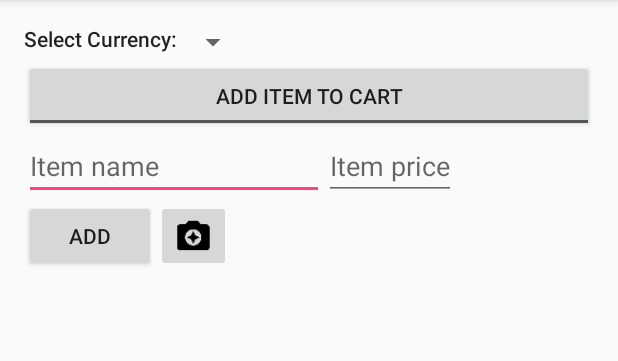
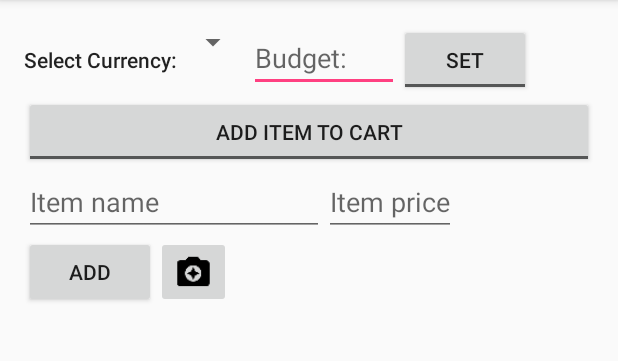
Before and after one commit to chenshuiluke/budget-master, an Android app: the screen it shows after launch (MainActivity), on a phone screen of 412 x 824 dp, the part 84-445 px from its top. Run offline under Robolectric (Android 15) with nearby library versions, the phone set to English and light mode, and no system bars; libraries missing offline, so code that uses them is left out: com.activeandroid, com.activeandroid.query, com.github.aakira.expandablelayout, com.gun0912.tedpermission, com.ritaja.xchangerate and 1 more; plain views replace ExpandableRelativeLayout; 6 statements that could not run were skipped.

Commit message:
A toast message is displayed once the total cost exceeds the budget.

```diff
--- a/app/src/main/java/com/lukechenshui/budgetmaster/MainActivity.java
+++ b/app/src/main/java/com/lukechenshui/budgetmaster/MainActivity.java
@@ -44,7 +44,10 @@ public class MainActivity extends AppCompatActivity {
     private RecyclerView itemRecyclerView;
     private LinearLayoutManager layoutManager;
     private ImageButton newItemImageButton;
+    private EditText budgetText;
     private Uri pictureUri;
+    private ToggleButton toggleBudgetSet;
+    private BigDecimal budgetNum;
     @Override
     protected void onCreate(Bundle savedInstanceState) {
         super.onCreate(savedInstanceState);
@@ -57,19 +60,80 @@ public class MainActivity extends AppCompatActivity {
         newItemPrice = (EditText) findViewById(R.id.itemPrice);
         newItemImageButton = (ImageButton) findViewById(R.id.itemImageButton);
         itemRecyclerView = (RecyclerView) findViewById(R.id.itemRecyclerView);
+        budgetText = (EditText) findViewById(R.id.budgetText);
+        toggleBudgetSet = (ToggleButton) findViewById(R.id.toggleButton);
         layoutManager = new LinearLayoutManager(this);
         itemRecyclerView.setLayoutManager(layoutManager);
+        getBudgetFromSettings();
         setSpinnerSelectionItems(getSelectedCurrency());
         setSpinnerOnItemSelected();
         setToggleButtonOnToggle();
+        setBudgetToggleOnToggle();
         expandableLayout.setClosePosition(0);
         expandableLayout.collapse();
 
         populateItemRecyclerView();
     }
 
+    private void getBudgetFromSettings() {
+        SharedPreferences settings = getSharedPreferences(getString(R.string.shared_preferences_name), 0);
+        String budget = settings.getString("budget", "");
+        if (budget.length() > 0) {
+            toggleBudgetSet.setChecked(true);
+            budgetText.setFocusable(false);
+            budgetText.setText(budget);
+            budgetNum = new BigDecimal(budget);
+        }
+    }
+
+    private void setBudgetText() {
+        String budget = budgetText.getText().toString();
+        if (budget.length() > 0) {
+            SharedPreferences settings = getSharedPreferences(getString(R.string.shared_preferences_name), 0);
+            SharedPreferences.Editor editor = settings.edit();
+            editor.putString("budget", budget);
+            Log.i("Budget", "Changed budget to " + budget);
+            editor.commit();
+            budgetText.setFocusable(false);
+            budgetNum = new BigDecimal(budget);
+            compareTotalCostToBudget();
+        } else {
+            makeToast("Please enter a budget and try again.");
+            toggleBudgetSet.setChecked(false);
+        }
+    }
+
+    private void setBudgetToggleOnToggle() {
+        toggleBudgetSet.setOnCheckedChangeListener(new CompoundButton.OnCheckedChangeListener() {
+            public void onCheckedChanged(CompoundButton buttonView, boolean isChecked) {
+                if (isChecked) {
+                    setBudgetText();
+                    Log.d("Budget", "Setting budget text to unfocusable");
+                } else {
+                    budgetText.setFocusable(true);
+                    budgetText.setFocusableInTouchMode(true);
+                    budgetText.requestFocus();
+                    Log.d("Budget", "Setting budget text to focusable");
+                }
+            }
+        });
+    }
+
+    private void compareTotalCostToBudget() {
+        Log.d("Budget", "Checking to see if the total cost exceeds the budget");
+        ArrayList<Item> items = CurrencyUtility.getExistingItems();
+        BigDecimal totalCost = new BigDecimal(0);
+        for (Item item : items) {
+            totalCost = totalCost.add(item.getPrice());
+        }
+        if (budgetNum != null && totalCost.compareTo(budgetNum) > 0) {
+            makeToast("The total cost exceeds your budget!");
+        }
+    }
+
     private void populateItemRecyclerView() {
         ArrayList<Item> items = CurrencyUtility.getExistingItems();
+        compareTotalCostToBudget();
         Log.d("ShoppingCart", "Existing items:" + items.toString());
         ItemRecyclerViewAdapter adapter = new ItemRecyclerViewAdapter(items);
         itemRecyclerView.setAdapter(adapter);
@@ -149,11 +213,25 @@ public class MainActivity extends AppCompatActivity {
                         Log.i("Currency", "Changed currency to " + currencyName);
                         editor.commit();
 
+
                         Thread thread = new Thread(new Runnable() {
                             @Override
                             public void run() {
                                 final String finalCurrencyName = currencyName;
+                                Currency currency = CurrencyUtility.getCurrencyMap().get(currencyName);
                                 ArrayList<Item> items = CurrencyUtility.getExistingItems();
+                                String budget = budgetText.getText().toString();
+                                if (items != null && items.size() > 0 && budget != null) {
+                                    budgetNum = CurrencyUtility.convertCurrency(items.get(0).getCurrency(), currency, new BigDecimal(budget));
+                                    runOnUiThread(new Runnable() {
+                                        @Override
+                                        public void run() {
+                                            budgetText.setText(budgetNum.toString());
+                                        }
+                                    });
+
+                                }
+
                                 for (Item tempItem : items) {
                                     CurrencyUtility.convertItemCurrency(tempItem, finalCurrencyName);
                                     tempItem.save();
--- a/app/src/main/java/com/lukechenshui/budgetmaster/utilities/CurrencyUtility.java
+++ b/app/src/main/java/com/lukechenshui/budgetmaster/utilities/CurrencyUtility.java
@@ -83,4 +83,13 @@ public abstract class CurrencyUtility {
         Currency currency = getCurrencyMap().get(currencyName);
         convertItemCurrency(item, currency);
     }
+
+    public static BigDecimal convertCurrency(Currency old, Currency newCurrency, BigDecimal oldValue) {
+        try {
+            return converter.convertCurrency(oldValue, old, newCurrency);
+        } catch (Exception exc) {
+            Log.d("CurrencyConversion", "Error converting currency", exc);
+            return null;
+        }
+    }
 }
--- a/app/src/main/res/layout/activity_main.xml
+++ b/app/src/main/res/layout/activity_main.xml
@@ -34,13 +34,29 @@
                 android:id="@+id/mainCurrencySelectionSpinner"
                 android:layout_width="wrap_content"
                 android:layout_height="wrap_content" />
+
+            <EditText
+                android:id="@+id/budgetText"
+                android:layout_width="100dp"
+                android:layout_height="wrap_content"
+                android:ems="10"
+                android:hint="@string/budget_text"
+                android:inputType="numberDecimal" />
+
+            <ToggleButton
+                android:id="@+id/toggleButton"
+                android:layout_width="wrap_content"
+                android:layout_height="wrap_content"
+                android:textOff="@string/set_text"
+                android:textOn="@string/unset_text" />
         </LinearLayout>
+
 
         <ToggleButton
             android:id="@+id/toggleAddItem"
             android:layout_width="match_parent"
             android:layout_height="wrap_content"
-            android:layout_below="@+id/currencySelectionRow"
+            android:layout_below="@id/currencySelectionRow"
             android:checked="false"
             android:textOff="@string/add_item_to_cart_text"
             android:textOn="@string/cancel_text" />
@@ -77,15 +93,15 @@
                 android:onClick="saveItem"
                 android:text="@string/add" />
             <ImageButton
+                android:id="@+id/itemImageButton"
                 android:layout_width="50dp"
                 android:layout_height="50dp"
+                android:layout_alignBottom="@id/button"
+                android:layout_alignTop="@id/button"
                 android:layout_toRightOf="@id/button"
-                android:layout_alignTop="@id/button"
-                android:layout_alignBottom="@id/button"
-                app:srcCompat="@drawable/ic_camera_enhance_black_24dp"
+                android:onClick="selectImages"
                 android:scaleType="fitCenter"
-                android:onClick="selectImages"
-                android:id="@+id/itemImageButton"/>
+                app:srcCompat="@drawable/ic_camera_enhance_black_24dp" />
 
         </com.github.aakira.expandablelayout.ExpandableRelativeLayout>
 
--- a/app/src/main/res/values/strings.xml
+++ b/app/src/main/res/values/strings.xml
@@ -7,4 +7,7 @@
     <string name="item_name">Item name</string>
     <string name="item_price">Item price</string>
     <string name="add">Add</string>
+    <string name="budget_text">Budget:</string>
+    <string name="set_text">Set  </string>
+    <string name="unset_text">Unset</string>
 </resources>
```
Also changed, not shown: 1 other file.
